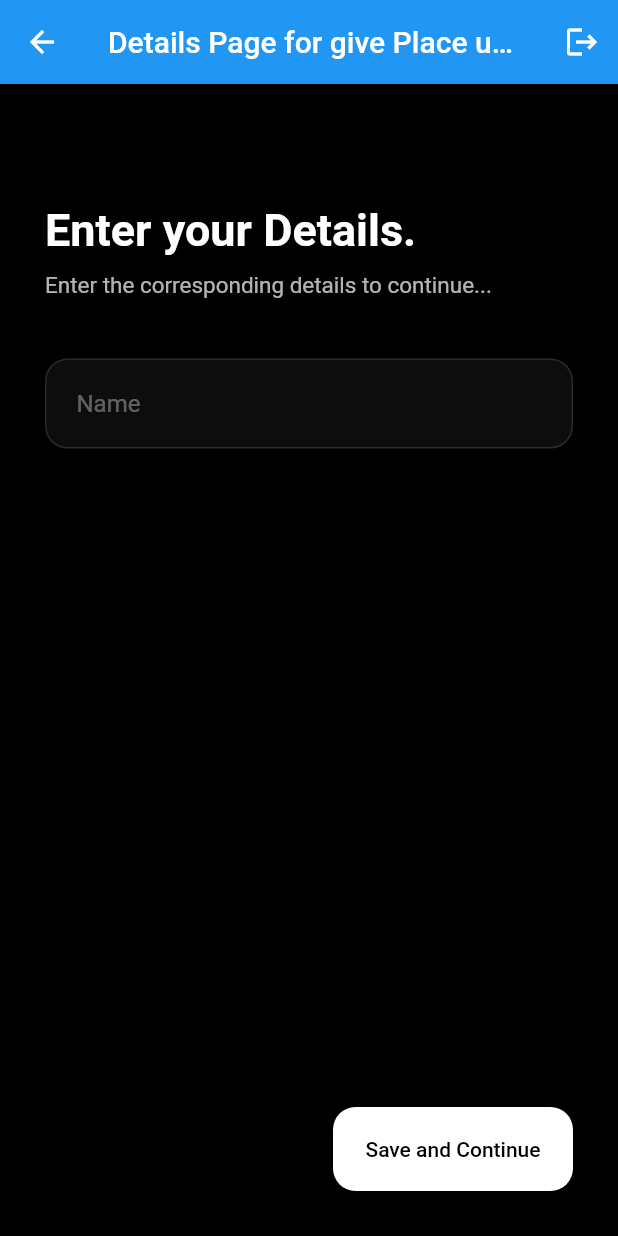
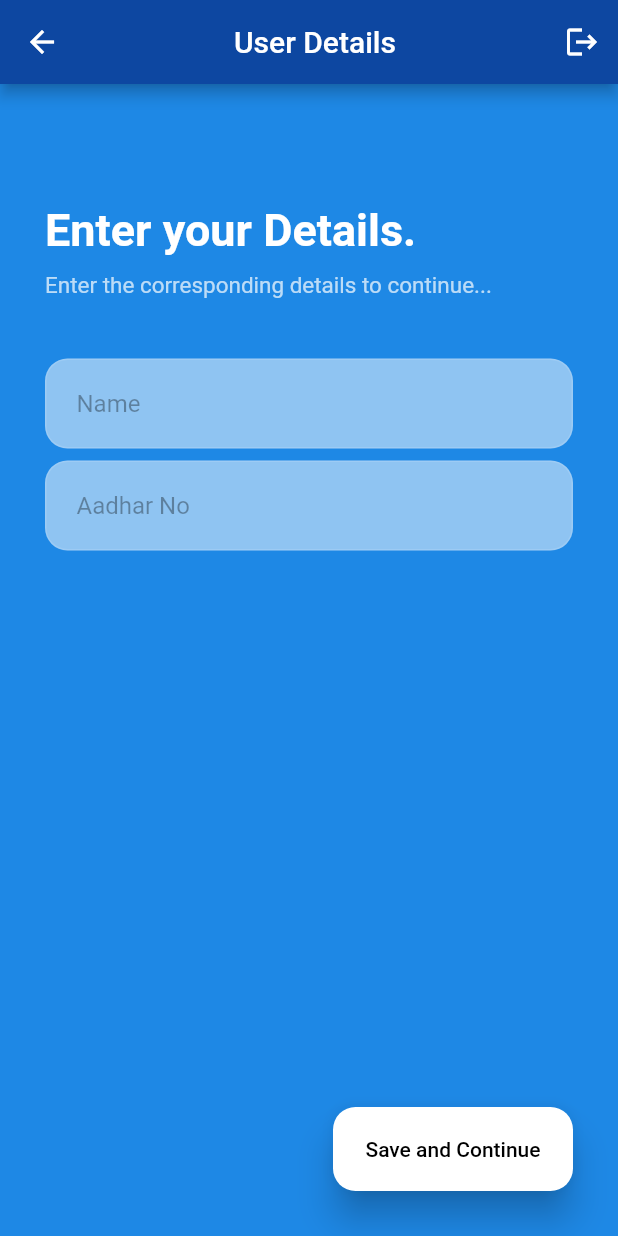
Before and after one commit to Samiksha99/ParkPlace, a Flutter app: the DetailsScreen screen opened by its route, on a phone screen of 412 x 824 dp. Run offline on Flutter 3.47's test engine with Material 2 defaults, Android fonts, the light colour scheme and no system bars; our stand-ins replace carousel_slider, cloud_firestore, firebase_auth, firebase_core, flutter_spinkit, geocoding and 3 more; missing offline and left inert: flutter_polyline_points, geo_firestore_flutter, razorpay_flutter; accounts and stored records are empty.

Commit message:
more ui imporovements

```diff
--- a/lib/screens/detailsScreen.dart
+++ b/lib/screens/detailsScreen.dart
@@ -21,7 +21,7 @@ class _DetailsScreenState extends State<DetailsScreen> {
     ScaffoldMessenger.of(context).showSnackBar(snackBar);
   }
 
-  late String store, name;
+  late String aadharNo, name;
   bool saving = false;
 
   void _saveInfo() async {
@@ -30,8 +30,7 @@ class _DetailsScreenState extends State<DetailsScreen> {
         .doc(FirebaseAuth.instance.currentUser!.phoneNumber)
         .update({
       'fullName': name,
-      'aadharNumber': 110,
-      'isOwner': true,
+      'aadharNumber': aadharNo,
       'profileurl': '',
     });
 
@@ -52,10 +51,11 @@ class _DetailsScreenState extends State<DetailsScreen> {
         return Future.value(false);
       },
       child: Scaffold(
-        backgroundColor: Colors.black,
+        backgroundColor: Colors.blue[600],
         appBar: AppBar(
+          backgroundColor: Colors.blue[900],
           title: Center(
-            child: Text('Details Page for give Place users'),
+            child: Text('User Details'),
           ),
           actions: [
             IconButton(
@@ -104,11 +104,13 @@ class _DetailsScreenState extends State<DetailsScreen> {
                 ),
                 Form(
                   key: _formkey,
-                  child: Container(
+                  child: Column(
+                    children: [
+                      Container(
                         decoration: BoxDecoration(
                           border: Border.all(color: Colors.white12),
                           borderRadius: BorderRadius.circular(15),
-                      color: Colors.white.withOpacity(.05),
+                          color: Colors.white.withOpacity(.5),
                         ),
                         padding: EdgeInsets.fromLTRB(20, 5, 15, 5),
                         child: TextFormField(
@@ -121,7 +123,7 @@ class _DetailsScreenState extends State<DetailsScreen> {
                             border: InputBorder.none,
                             hintText: 'Name',
                             hintStyle: TextStyle(
-                          color: Colors.white60.withOpacity(.35),
+                              color: Colors.black.withOpacity(.35),
                             ),
                           ),
                           validator: (val) {
@@ -130,6 +132,38 @@ class _DetailsScreenState extends State<DetailsScreen> {
                             });
                           },
                         ),
+                      ),
+                      Padding(
+                        padding: EdgeInsets.symmetric(vertical:8.0),
+                        child: Container(
+                          decoration: BoxDecoration(
+                            border: Border.all(color: Colors.white12),
+                            borderRadius: BorderRadius.circular(15),
+                            color: Colors.white.withOpacity(.5),
+                          ),
+                          padding: EdgeInsets.fromLTRB(20, 5, 15, 5),
+                          child: TextFormField(
+                            textInputAction: TextInputAction.done,
+                            keyboardType: TextInputType.number,
+                            style: TextStyle(
+                              color: Colors.white,
+                            ),
+                            decoration: InputDecoration(
+                              border: InputBorder.none,
+                              hintText: 'Aadhar No',
+                              hintStyle: TextStyle(
+                                color: Colors.black.withOpacity(.35),
+                              ),
+                            ),
+                            validator: (val) {
+                              setState(() {
+                                aadharNo = val!;
+                              });
+                            },
+                          ),
+                        ),
+                      ),
+                    ],
                   ),
                 ),
                 SizedBox(
--- a/lib/screens/loginScreen.dart
+++ b/lib/screens/loginScreen.dart
@@ -59,7 +59,7 @@ class _LoginScreenState extends State<LoginScreen> {
       backgroundColor: Colors.grey.withOpacity(.2),
       body: SafeArea(
         child: Scaffold(
-          backgroundColor: widget.isowner? Colors.blue[200]: Colors.pink[200],
+          backgroundColor: widget.isowner? Colors.blue[200]: Colors.purple[300],
           body: SingleChildScrollView(
           child:Column(
             crossAxisAlignment: CrossAxisAlignment.start,
--- a/lib/screens/otpScreen.dart
+++ b/lib/screens/otpScreen.dart
@@ -200,7 +200,7 @@ class _OTPScreenState extends State<OTPScreen> {
       },
       child: Scaffold(
         resizeToAvoidBottomInset: false,
-        backgroundColor: Colors.grey.withOpacity(.2),
+        backgroundColor: owner? Colors.blue[200] : Colors.purple[300],
         body: SafeArea(
           child: Container(
             decoration: BoxDecoration(
--- a/pubspec.yaml
+++ b/pubspec.yaml
@@ -67,7 +67,7 @@ flutter:
 
   # To add assets to your application, add an assets section, like this:
   assets:
-    - assets/images/as.png
+    - assets/images/
   #   - images/a_dot_ham.jpeg
 
   # An image asset can refer to one or more resolution-specific "variants", see
```
Also changed, not shown: lib/screens/parkVehivleHomePage.dart (+10 -8 lines), lib/screens/parkvehicleDetailPage.dart (+17 -10 lines). Lines whose indentation alone changed are shown as unchanged.
